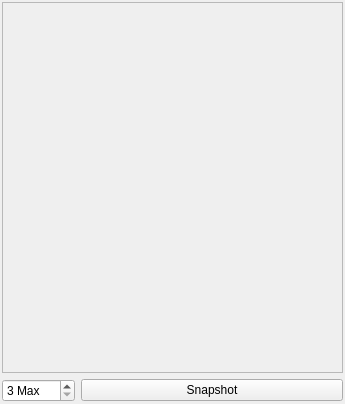
NATuG3/NATuG3, file ui/config/tabs/snapshots/panel.ui: the form before one commit.
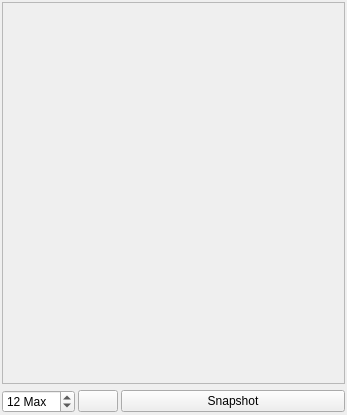
The form after the commit.

Commit message: Implement current snapshot tracking

```diff
--- a/ui/config/tabs/snapshots/panel.ui
+++ b/ui/config/tabs/snapshots/panel.ui
@@ -6,8 +6,8 @@
    <rect>
     <x>0</x>
     <y>0</y>
-    <width>345</width>
-    <height>404</height>
+    <width>347</width>
+    <height>415</height>
    </rect>
   </property>
   <property name="windowTitle">
@@ -28,6 +28,9 @@
    </property>
    <item row="1" column="0">
     <layout class="QHBoxLayout" name="horizontalLayout">
+     <property name="spacing">
+      <number>3</number>
+     </property>
      <item>
       <widget class="QSpinBox" name="capacity">
        <property name="sizePolicy">
@@ -46,7 +49,20 @@
         <number>999</number>
        </property>
        <property name="value">
-        <number>3</number>
+        <number>12</number>
+       </property>
+      </widget>
+     </item>
+     <item>
+      <widget class="QPushButton" name="clear_snapshots_button">
+       <property name="sizePolicy">
+        <sizepolicy hsizetype="Fixed" vsizetype="Fixed">
+         <horstretch>0</horstretch>
+         <verstretch>0</verstretch>
+        </sizepolicy>
+       </property>
+       <property name="text">
+        <string/>
        </property>
       </widget>
      </item>
@@ -69,8 +85,8 @@
        <rect>
         <x>0</x>
         <y>0</y>
-        <width>339</width>
-        <height>367</height>
+        <width>341</width>
+        <height>383</height>
        </rect>
       </property>
       <layout class="QVBoxLayout" name="verticalLayout">
```
The commit also changes 4 other files.
